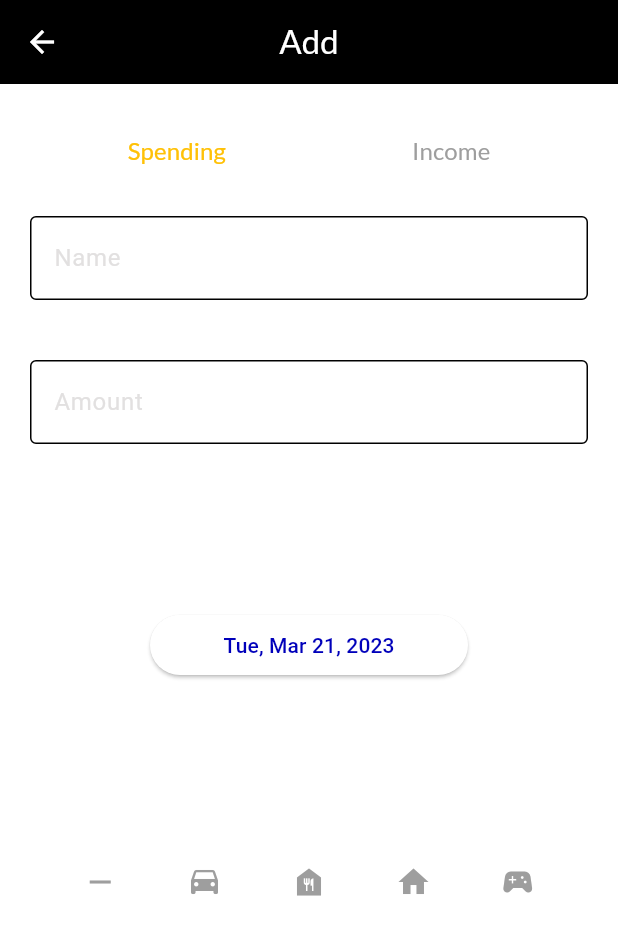
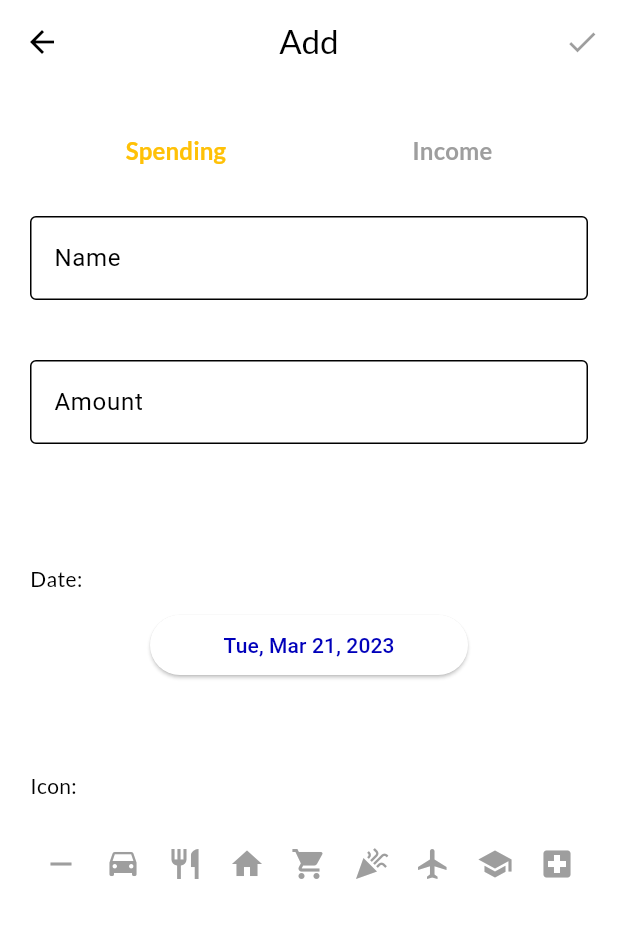
Before and after one commit to patrykstraczek/myfin, a Flutter app: the AddPage screen opened directly, on a phone screen of 412 x 824 dp. Shown: the top 935 px of the screen. Run offline on Flutter 3.47's test engine with Material 2 defaults, Android fonts, the phone set to English and light mode, and no system bars; our stand-ins replace bloc, cloud_firestore, dio, firebase_auth, firebase_core, flutter_bloc and 4 more; missing offline and left inert: flutterfire_ui; accounts and stored records are empty; generated files the repository leaves out were written again; statements that could not run were skipped.

Commit message:
Add more icons to addpage

```diff
--- a/lib/App/domain/icons.dart
+++ b/lib/App/domain/icons.dart
@@ -3,15 +3,22 @@
 List<Map<String, dynamic>> spendingIcons = <Map<String, dynamic>>[
   <String, dynamic>{'icon': Icons.remove},
   <String, dynamic>{'icon': Icons.drive_eta},
-  <String, dynamic>{'icon': Icons.food_bank},
+  <String, dynamic>{'icon': Icons.restaurant},
   <String, dynamic>{'icon': Icons.home},
-  <String, dynamic>{'icon': Icons.sports_esports},
+  <String, dynamic>{'icon': Icons.shopping_cart},
+  <String, dynamic>{'icon': Icons.celebration},
+  <String, dynamic>{'icon': Icons.flight},
+  <String, dynamic>{'icon': Icons.school},
+  <String, dynamic>{'icon': Icons.local_hospital},
 ];
 
 List<Map<String, dynamic>> incomeIcons = <Map<String, dynamic>>[
   <String, dynamic>{'icon': Icons.add},
   <String, dynamic>{'icon': Icons.work},
-  <String, dynamic>{'icon': Icons.person},
+  <String, dynamic>{'icon': Icons.people},
   <String, dynamic>{'icon': Icons.card_giftcard},
   <String, dynamic>{'icon': Icons.currency_exchange},
+  <String, dynamic>{'icon': Icons.trending_up},
+  <String, dynamic>{'icon': Icons.emoji_events},
+  <String, dynamic>{'icon': Icons.local_atm},
 ];
--- a/lib/App/features/pages/add/pages/add_page.dart
+++ b/lib/App/features/pages/add/pages/add_page.dart
@@ -45,8 +45,6 @@
         builder: (context, state) {
           return Scaffold(
             appBar: AppBar(
-              backgroundColor: Colors.black,
-              foregroundColor: Colors.white,
               actions: [
                 BlocProvider(
                   create: (context) {
@@ -112,6 +110,7 @@
                         style: GoogleFonts.lato(
                           color: spendingSelected ? Colors.amber : Colors.grey,
                           fontSize: 16,
+                          fontWeight: FontWeight.bold,
                         ),
                       ),
                     ),
@@ -128,6 +127,7 @@
                             color:
                                 spendingSelected ? Colors.grey : Colors.amber,
                             fontSize: 16,
+                            fontWeight: FontWeight.bold,
                           ),
                         )),
                   ],
@@ -142,14 +142,11 @@
                       });
                     },
                     textCapitalization: TextCapitalization.sentences,
-                    style: const TextStyle(color: Colors.white),
                     textInputAction: TextInputAction.next,
                     decoration: InputDecoration(
                       border: const OutlineInputBorder(),
                       hintText: AppLocalizations.of(context).hintName,
-                      hintStyle: const TextStyle(
-                        color: Color.fromARGB(200, 218, 216, 216),
-                      ),
+                      hintStyle: const TextStyle(),
                     ),
                   ),
                 ),
@@ -162,7 +159,6 @@
                         value = newValue;
                       });
                     },
-                    style: const TextStyle(color: Colors.white),
                     keyboardType: TextInputType.number,
                     textInputAction: TextInputAction.done,
                     onSubmitted: (text) {
@@ -171,9 +167,7 @@
                     decoration: InputDecoration(
                       border: const OutlineInputBorder(),
                       hintText: AppLocalizations.of(context).hintValue,
-                      hintStyle: const TextStyle(
-                        color: Color.fromARGB(200, 218, 216, 216),
-                      ),
+                      hintStyle: const TextStyle(),
                     ),
                   ),
                 ),
@@ -184,9 +178,7 @@
                       vertical: 10.0, horizontal: 20.0),
                   child: Text(
                     AppLocalizations.of(context).date,
-                    style: GoogleFonts.lato(
-                      color: Colors.white,
-                    ),
+                    style: GoogleFonts.lato(),
                   ),
                 ),
                 Container(
@@ -209,14 +201,12 @@
                       vertical: 10.0, horizontal: 20.0),
                   child: Text(
                     AppLocalizations.of(context).icon,
-                    style: GoogleFonts.lato(
-                      color: Colors.white,
-                    ),
+                    style: GoogleFonts.lato(),
                   ),
                 ),
                 spendingSelected
                     ? Container(
-                        padding: const EdgeInsets.all(32),
+                        padding: const EdgeInsets.all(20),
                         child: Row(
                           mainAxisAlignment: MainAxisAlignment.spaceAround,
                           children: [
@@ -237,7 +227,7 @@
                         ),
                       )
                     : Container(
-                        padding: const EdgeInsets.all(32),
+                        padding: const EdgeInsets.all(20),
                         child: Row(
                           mainAxisAlignment: MainAxisAlignment.spaceAround,
                           children: [
```
